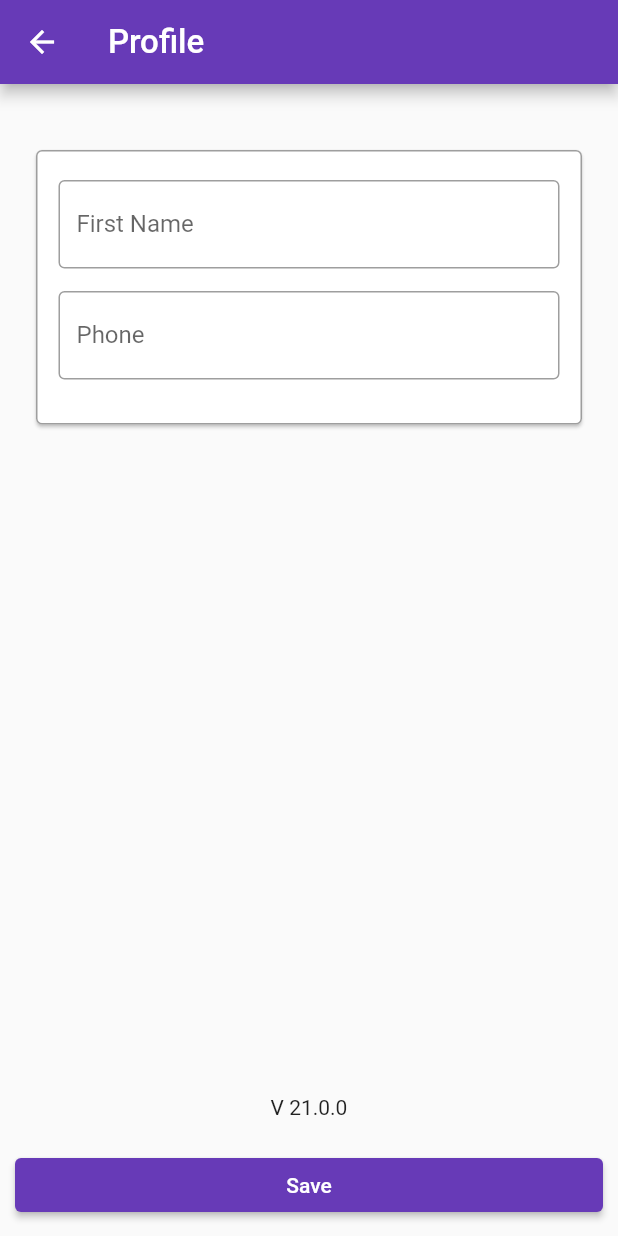
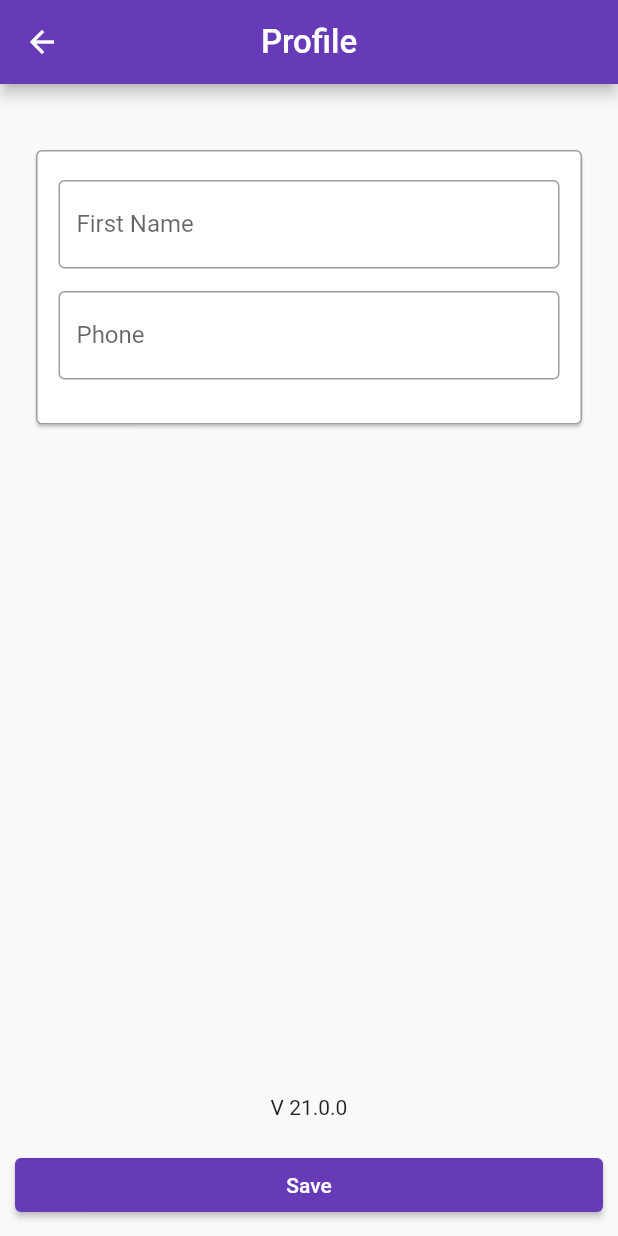
Before and after one commit to sahilr005/tradie_id, a Flutter app: the CardListScreen screen opened directly, after a tap on the "person" icon, on a phone screen of 412 x 824 dp. Run offline on Flutter 3.47's test engine with Material 3 defaults, Android fonts, the phone set to English and light mode, and no system bars; our stand-ins replace bloc, cached_network_image, cloud_firestore, country_code_picker, dio, equatable and 15 more; missing offline and left inert: screen_protector, slide_digital_clock; accounts and stored records are empty.

Commit message:
msg change

```diff
--- a/lib/home/ui/card_list.dart
+++ b/lib/home/ui/card_list.dart
@@ -1,7 +1,6 @@
 import 'package:cached_network_image/cached_network_image.dart';
 import 'package:cloud_firestore/cloud_firestore.dart';
 import 'package:flutter/material.dart';
-import 'package:fluttertoast/fluttertoast.dart';
 import 'package:get/get.dart' as gt;
 import 'package:intl/intl.dart';
 import 'package:tradie_id/config/config.dart';
@@ -118,11 +117,28 @@ class _CardListState extends State<CardListScreen> {
                     children: [
                       Icon(Icons.sync),
                       SizedBox(width: 2),
-                      // Text("Sync")
+                      Text("Sync")
                     ],
                   )),
             ),
           ],
+        ),
+        bottomNavigationBar: Container(
+          padding: const EdgeInsets.all(20),
+          decoration: const BoxDecoration(
+              color: Colors.black,
+              borderRadius: BorderRadius.only(
+                  topLeft: Radius.circular(10), topRight: Radius.circular(10))),
+          child: const Column(
+            mainAxisSize: MainAxisSize.min,
+            children: [
+              Text(
+                "Tradie ID was designed and developed by E-Soft Technologies in partnership with I&F Consulting Group. If you would like to have Tradie ID in your business, just contact Paul on 0419 228 408",
+                style: TextStyle(color: Colors.white, fontSize: 12),
+                textAlign: TextAlign.center,
+              )
+            ],
+          ),
         ),
         body: Padding(
           padding: const EdgeInsets.symmetric(horizontal: 10, vertical: 8),
@@ -207,9 +223,19 @@ class _CardListState extends State<CardListScreen> {
                                       ),
                                     );
                                   } else {
-                                    Fluttertoast.showToast(
-                                        msg:
-                                            "Since Last 10 days you data not synced\n connect your device with network & sync");
+                                    var snackBar = const SnackBar(
+                                        backgroundColor: Colors.black,
+                                        content: Text(
+                                          'Since you have not been connected to internet for few days now, your card data is not visible here. \n\nWhen you connect to network again, press - “Sync” button on the top right to restore card details.',
+                                          textAlign: TextAlign.center,
+                                          style: TextStyle(fontSize: 16),
+                                        ));
+                                    ScaffoldMessenger.of(context)
+                                        .showSnackBar(snackBar);
+                                    // Fluttertoast.showToast(
+                                    //     msg:
+                                    //         "Since you have not been connected to internet for few days now, your card data is not visible here. \n\nWhen you connect to network again, press - “Sync” button on the top right to restore card details.",
+                                    //     toastLength: Toast.LENGTH_LONG);
                                   }
                                 } catch (e) {
                                   Navigator.push(
--- a/lib/profile/profile_page.dart
+++ b/lib/profile/profile_page.dart
@@ -48,7 +48,7 @@ class _ProfilePageState extends State<ProfilePage> {
   Widget build(BuildContext context) {
     return Scaffold(
       appBar: AppBar(
-        centerTitle: false,
+        centerTitle: true,
         title: const Text("Profile", style: TextStyle(fontSize: 22)),
       ),
       body: Padding(
```
Also changed, not shown: pubspec.lock.
